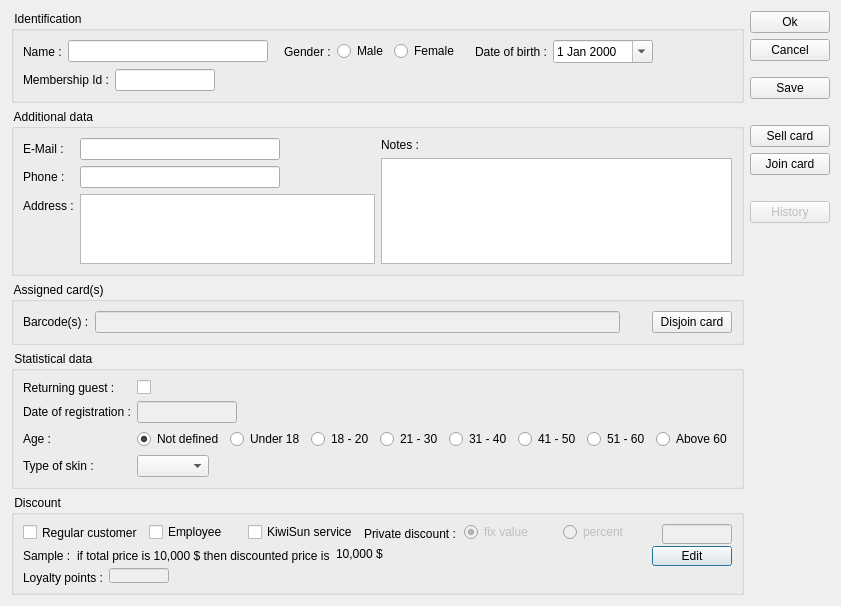
Qt form client/dlgguestedit.ui (tbikfalvi/Belenus) before a commit.
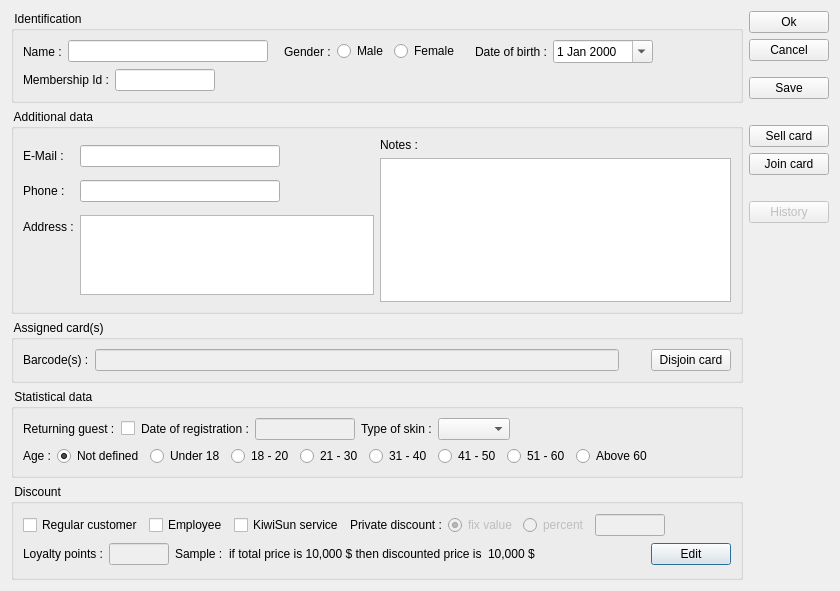
The same form after that commit.

Commit message: Vendeg ablak

Diff of the .ui file:
```diff
--- a/client/dlgguestedit.ui
+++ b/client/dlgguestedit.ui
@@ -6,8 +6,8 @@
    <rect>
     <x>0</x>
     <y>0</y>
-    <width>774</width>
-    <height>566</height>
+    <width>840</width>
+    <height>591</height>
    </rect>
   </property>
   <property name="maximumSize">
@@ -19,9 +19,9 @@
   <property name="windowTitle">
    <string>Dialog</string>
   </property>
-  <layout class="QHBoxLayout" name="horizontalLayout_10">
+  <layout class="QHBoxLayout" name="horizontalLayout_8">
    <item>
-    <layout class="QVBoxLayout" name="verticalLayout_5">
+    <layout class="QVBoxLayout" name="verticalLayout_6">
      <item>
       <widget class="QGroupBox" name="gbIdentification">
        <property name="title">
@@ -349,29 +349,31 @@
        <property name="title">
         <string> Statistical data </string>
        </property>
-       <layout class="QFormLayout" name="formLayout_3">
-        <item row="0" column="0">
+       <layout class="QVBoxLayout" name="verticalLayout_5">
+        <item>
+         <layout class="QHBoxLayout" name="horizontalLayout_6">
+          <item>
          <widget class="QLabel" name="lblReturningGuest">
           <property name="text">
            <string>Returning guest :</string>
           </property>
          </widget>
         </item>
-        <item row="0" column="1">
+          <item>
          <widget class="QCheckBox" name="chkReturning">
           <property name="text">
            <string/>
           </property>
          </widget>
         </item>
-        <item row="1" column="0">
+          <item>
          <widget class="QLabel" name="lblDateOfRegistration">
           <property name="text">
            <string>Date of registration :</string>
           </property>
          </widget>
         </item>
-        <item row="1" column="1">
+          <item>
          <widget class="QLineEdit" name="ledDateOfRegistration">
           <property name="enabled">
            <bool>false</bool>
@@ -393,15 +395,40 @@
           </property>
          </widget>
         </item>
-        <item row="2" column="0">
+          <item>
+           <widget class="QLabel" name="lblSkinType">
+            <property name="text">
+             <string>Type of skin :</string>
+            </property>
+           </widget>
+          </item>
+          <item>
+           <widget class="QComboBox" name="cmbSkinType"/>
+          </item>
+          <item>
+           <spacer name="horizontalSpacer_3">
+            <property name="orientation">
+             <enum>Qt::Horizontal</enum>
+            </property>
+            <property name="sizeHint" stdset="0">
+             <size>
+              <width>40</width>
+              <height>20</height>
+             </size>
+            </property>
+           </spacer>
+          </item>
+         </layout>
+        </item>
+        <item>
+         <layout class="QHBoxLayout" name="horizontalLayout_5">
+          <item>
          <widget class="QLabel" name="lblAge">
           <property name="text">
            <string>Age :</string>
           </property>
          </widget>
         </item>
-        <item row="2" column="1">
-         <layout class="QHBoxLayout" name="horizontalLayout_8">
           <item>
            <widget class="QRadioButton" name="rbAge0">
             <property name="text">
@@ -485,20 +512,6 @@
             </attribute>
            </widget>
           </item>
-         </layout>
-        </item>
-        <item row="3" column="0">
-         <widget class="QLabel" name="lblSkinType">
-          <property name="text">
-           <string>Type of skin :</string>
-          </property>
-         </widget>
-        </item>
-        <item row="3" column="1">
-         <layout class="QHBoxLayout" name="horizontalLayout_5">
-          <item>
-           <widget class="QComboBox" name="cmbSkinType"/>
-          </item>
           <item>
            <spacer name="horizontalSpacer_4">
             <property name="orientation">
@@ -522,7 +535,7 @@
        <property name="minimumSize">
         <size>
          <width>0</width>
-         <height>100</height>
+         <height>96</height>
         </size>
        </property>
        <property name="title">
@@ -616,10 +629,49 @@
             </property>
            </widget>
           </item>
+          <item>
+           <spacer name="horizontalSpacer_8">
+            <property name="orientation">
+             <enum>Qt::Horizontal</enum>
+            </property>
+            <property name="sizeHint" stdset="0">
+             <size>
+              <width>40</width>
+              <height>20</height>
+             </size>
+            </property>
+           </spacer>
+          </item>
          </layout>
         </item>
         <item>
          <layout class="QHBoxLayout" name="horizontalLayout_4">
+          <item>
+           <widget class="QLabel" name="lblLoyaltyPoints">
+            <property name="minimumSize">
+             <size>
+              <width>0</width>
+              <height>20</height>
+             </size>
+            </property>
+            <property name="text">
+             <string>Loyalty points :</string>
+            </property>
+           </widget>
+          </item>
+          <item>
+           <widget class="QLineEdit" name="ledLoyaltyPoints">
+            <property name="enabled">
+             <bool>false</bool>
+            </property>
+            <property name="maximumSize">
+             <size>
+              <width>60</width>
+              <height>16777215</height>
+             </size>
+            </property>
+           </widget>
+          </item>
           <item>
            <widget class="QLabel" name="lblDiscountSample">
             <property name="minimumSize">
@@ -687,51 +739,21 @@
           </item>
          </layout>
         </item>
-        <item>
-         <layout class="QHBoxLayout" name="horizontalLayout_6">
-          <item>
-           <widget class="QLabel" name="lblLoyaltyPoints">
-            <property name="minimumSize">
-             <size>
-              <width>0</width>
-              <height>20</height>
-             </size>
-            </property>
-            <property name="text">
-             <string>Loyalty points :</string>
-            </property>
+       </layout>
            </widget>
           </item>
           <item>
-           <widget class="QLineEdit" name="ledLoyaltyPoints">
-            <property name="enabled">
-             <bool>false</bool>
-            </property>
-            <property name="maximumSize">
-             <size>
-              <width>60</width>
-              <height>16777215</height>
-             </size>
-            </property>
-           </widget>
-          </item>
-          <item>
-           <spacer name="horizontalSpacer_3">
+      <spacer name="verticalSpacer_4">
             <property name="orientation">
-             <enum>Qt::Horizontal</enum>
+        <enum>Qt::Vertical</enum>
             </property>
             <property name="sizeHint" stdset="0">
              <size>
-              <width>40</width>
-              <height>20</height>
+         <width>20</width>
+         <height>40</height>
              </size>
             </property>
            </spacer>
-          </item>
-         </layout>
-        </item>
-       </layout>
-      </widget>
      </item>
     </layout>
    </item>
```
Left out of the diff: 1 changed line with no effect on the pictures. Lines whose indentation alone changed are shown as unchanged. The commit also changes 1 other file.
